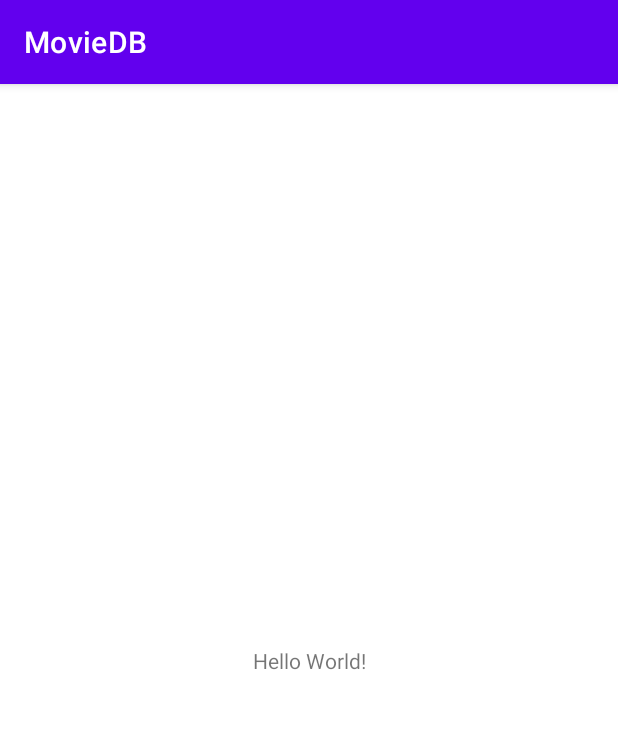
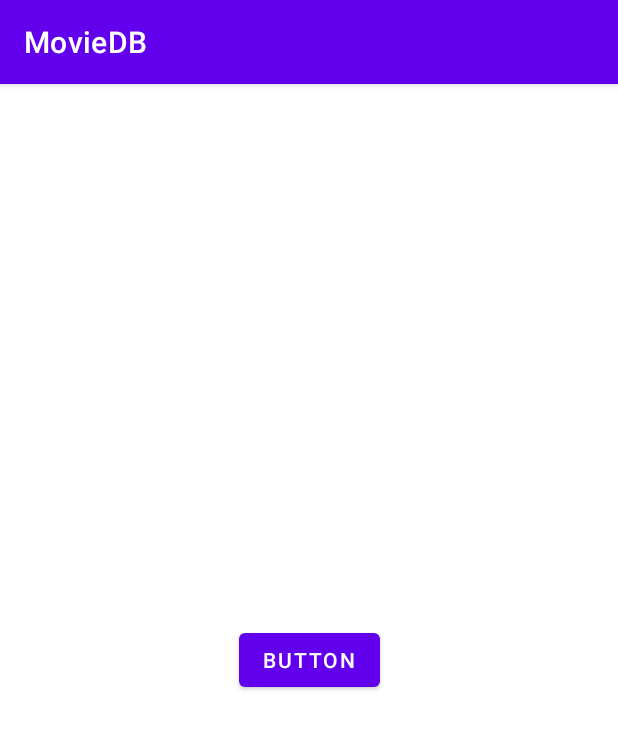
Before and after one commit to yuki/VIU_MASW, an Android app: the screen it shows after launch (MainActivity), on a phone screen of 412 x 824 dp. Shown: the top 729 px of the screen. Run offline under Robolectric (Android 15) with nearby library versions, the phone set to English and light mode, and no system bars; libraries missing offline, so code that uses them is left out: com.github.ajalt.timberkt; 2 statements that could not run were skipped.

Commit message:
[Actividad 2] Descarga del json de las pelis
Se realiza petición a internet pulsando el botón, y se descarga el json, que pasa por el modelo creado

```diff
--- a/Actividad_2/MovieDB/app/src/main/AndroidManifest.xml
+++ b/Actividad_2/MovieDB/app/src/main/AndroidManifest.xml
@@ -1,6 +1,9 @@
 <?xml version="1.0" encoding="utf-8"?>
 <manifest xmlns:android="http://schemas.android.com/apk/res/android"
     xmlns:tools="http://schemas.android.com/tools">
+
+    <uses-permission android:name="android.permission.INTERNET" />
+    <uses-permission android:name="android.permission.ACCESS_NETWORK_STATE" />
 
     <application
         android:name=".App"
--- a/Actividad_2/MovieDB/app/src/main/java/com/rugoli/moviedb/App.kt
+++ b/Actividad_2/MovieDB/app/src/main/java/com/rugoli/moviedb/App.kt
@@ -1,7 +1,21 @@
 package com.rugoli.moviedb
 
 import android.app.Application
+
+import com.rugoli.moviedb.interfaces.MoviesInterface
+import com.rugoli.moviedb.models.Movie
+
 import com.github.ajalt.timberkt.d
+import com.squareup.moshi.Moshi
+import com.squareup.moshi.kotlin.reflect.KotlinJsonAdapterFactory
+import org.koin.android.ext.koin.androidContext
+import org.koin.android.ext.koin.androidLogger
+import org.koin.androidx.viewmodel.dsl.viewModel
+import org.koin.core.context.startKoin
+import org.koin.core.logger.Level
+import org.koin.dsl.module
+import retrofit2.Retrofit
+import retrofit2.converter.moshi.MoshiConverterFactory
 
 class App:Application() {
     override fun onCreate() {
@@ -12,5 +26,41 @@ class App:Application() {
             d {"rugolid: estamos en modo debug"}
         }
 
+        //koin
+        startKoin {
+            androidLogger(Level.ERROR)
+            androidContext(this@App)
+            modules(
+                mainModule,
+                mainActivity
+            )
+        }
     }
 }
+
+val mainModule = module {
+    d {"rugolid: mainModule"}
+
+    // retrofit Movie service
+    single {
+        Retrofit.Builder()
+            .baseUrl("https://gist.githubusercontent.com/")
+            .addConverterFactory(
+                MoshiConverterFactory.create(
+                    Moshi.Builder()
+                        .add(KotlinJsonAdapterFactory())
+                        .build()
+                )
+            )
+            .build()
+            .create(MoviesInterface::class.java)
+    }
+
+    // app model
+    single { Movie(movieService = get()) }
+}
+
+val mainActivity = module {
+    d {"rugolid: mainActivity"}
+    viewModel { MainActivityViewModel(model = get(), application = get()) }
+}
--- a/Actividad_2/MovieDB/app/src/main/java/com/rugoli/moviedb/MainActivity.kt
+++ b/Actividad_2/MovieDB/app/src/main/java/com/rugoli/moviedb/MainActivity.kt
@@ -2,10 +2,20 @@ package com.rugoli.moviedb
 
 import androidx.appcompat.app.AppCompatActivity
 import android.os.Bundle
+import android.widget.Button
+import org.koin.androidx.viewmodel.ext.android.viewModel
 
 class MainActivity : AppCompatActivity() {
+
+    private val viewModel: MainActivityViewModel by viewModel()
+
     override fun onCreate(savedInstanceState: Bundle?) {
         super.onCreate(savedInstanceState)
         setContentView(R.layout.activity_main)
+
+        findViewById<Button>(R.id.button).setOnClickListener {
+            viewModel.loadData()
+
+        }
     }
 }
--- /dev/null
+++ b/Actividad_2/MovieDB/app/src/main/java/com/rugoli/moviedb/interfaces/MoviesInterface.kt
@@ -0,0 +1,11 @@
+package com.rugoli.moviedb.interfaces
+
+import com.rugoli.moviedb.dataclass.Movie
+import retrofit2.http.GET
+
+interface MoviesInterface {
+
+    @GET("skydoves/176c209dbce4a53c0ff9589e07255f30/raw/6489d9712702e093c4df71500fb822f0d408ef75/DisneyPosters2.json")
+    suspend fun downloadMovies(): List<Movie>
+
+}
--- a/Actividad_2/MovieDB/app/src/main/res/layout/activity_main.xml
+++ b/Actividad_2/MovieDB/app/src/main/res/layout/activity_main.xml
@@ -6,13 +6,13 @@
     android:layout_height="match_parent"
     tools:context=".MainActivity">
 
-    <TextView
+    <Button
+        android:id="@+id/button"
         android:layout_width="wrap_content"
         android:layout_height="wrap_content"
-        android:text="Hello World!"
+        android:text="Button"
         app:layout_constraintBottom_toBottomOf="parent"
         app:layout_constraintEnd_toEndOf="parent"
         app:layout_constraintStart_toStartOf="parent"
         app:layout_constraintTop_toTopOf="parent" />
-
 </androidx.constraintlayout.widget.ConstraintLayout>
```
Also changed, not shown: Actividad_2/MovieDB/app/build.gradle (+22 -0 lines), Actividad_2/MovieDB/app/src/main/java/com/rugoli/moviedb/MainActivityViewModel.kt (added, +17 -0 lines), Actividad_2/MovieDB/app/src/main/java/com/rugoli/moviedb/dataclass/Movie.kt (added, +29 -0 lines), Actividad_2/MovieDB/app/src/main/java/com/rugoli/moviedb/models/Movie.kt (added, +30 -0 lines).
